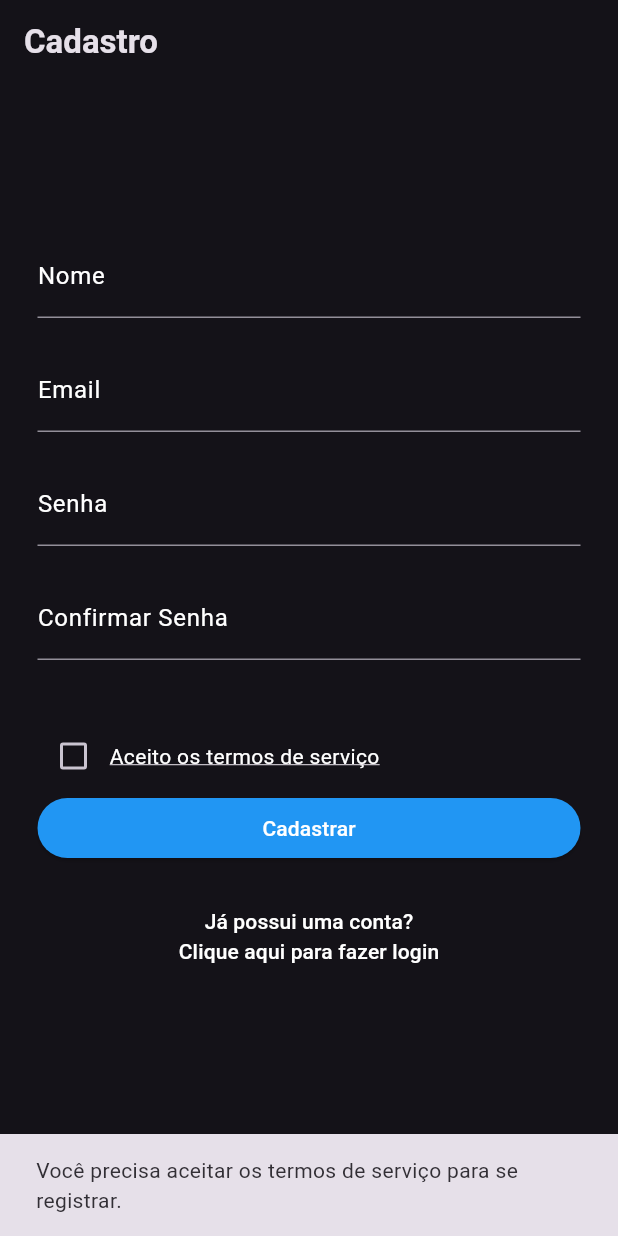
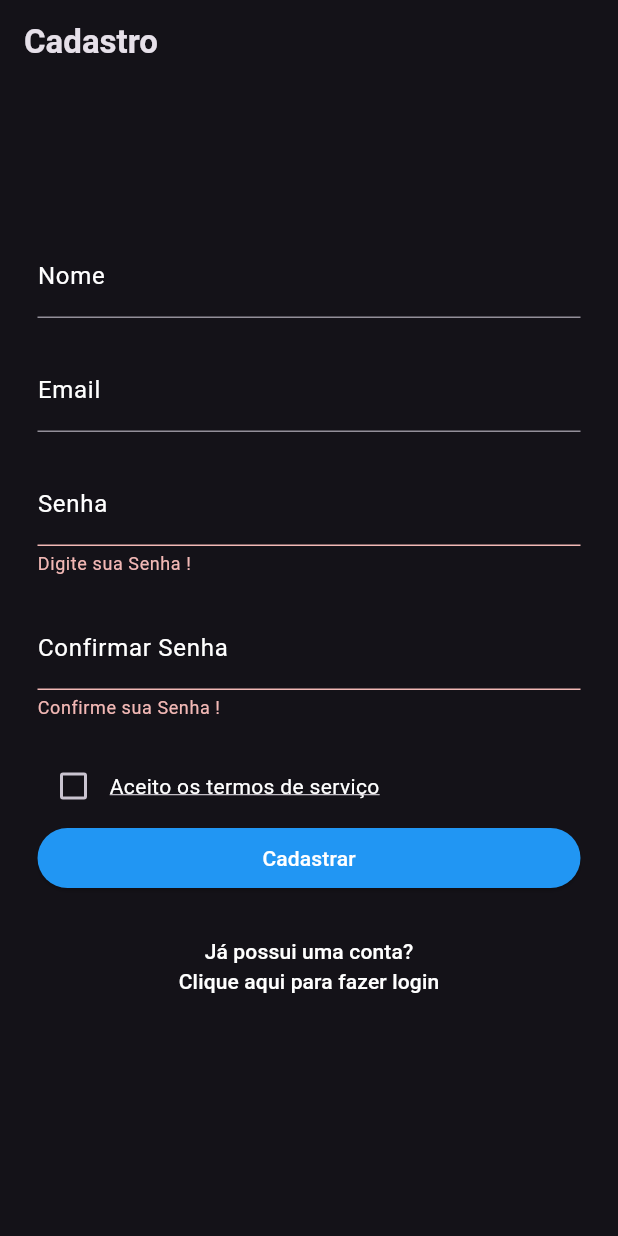
Before and after one commit to vitor-bull/projeto-flutter, a Flutter app: the RegistrationScreen screen opened by its route, after a tap on "Cadastrar", on a phone screen of 412 x 824 dp. Run offline on Flutter 3.47's test engine with Material 3 defaults, Android fonts, the phone set to English and light mode, and no system bars; our stand-ins replace speech_to_text; missing offline and left inert: word_generator.

```diff
--- a/pj01/lib/screens/registro.dart
+++ b/pj01/lib/screens/registro.dart
@@ -11,6 +11,7 @@ class RegistrationScreen extends StatefulWidget {
 }
 
 class _RegistrationScreenState extends State<RegistrationScreen> {
+  final _formKey = GlobalKey<FormState>(); // Chave para o Form
   final _nameController = TextEditingController();
   final _emailController = TextEditingController();
   final _passwordController = TextEditingController();
@@ -35,8 +36,9 @@ class _RegistrationScreenState extends State<RegistrationScreen> {
       ),
       body: SingleChildScrollView(
         child: Padding(
-          padding:
-              const EdgeInsets.symmetric(horizontal: 25.0, vertical: 100.0),
+          padding: const EdgeInsets.symmetric(horizontal: 25.0, vertical: 100.0),
+          child: Form(
+            key: _formKey, // Utilizando o Form com a chave
             child: Column(
               mainAxisAlignment: MainAxisAlignment.center,
               crossAxisAlignment: CrossAxisAlignment.stretch,
@@ -76,9 +78,17 @@ class _RegistrationScreenState extends State<RegistrationScreen> {
                     ),
                   ),
                   obscureText: true,
+                  validator: (senha) {
+                    if (senha == null || senha.isEmpty) {
+                      return "Digite sua Senha !";
+                    } else if (senha.length < 8) {
+                      return 'A senha deve ter pelo menos 8 caracteres';
+                    }
+                    return null;
+                  },
                 ),
                 const SizedBox(height: 20.0),
-              TextFormField( // Novo campo de confirmação de senha
+                TextFormField(
                   controller: _confirmPasswordController,
                   style: const TextStyle(color: Colors.white),
                   decoration: const InputDecoration(
@@ -89,8 +99,15 @@ class _RegistrationScreenState extends State<RegistrationScreen> {
                     ),
                   ),
                   obscureText: true,
+                  validator: (confirmSenha) {
+                    if (confirmSenha == null || confirmSenha.isEmpty) {
+                      return "Confirme sua Senha !";
+                    } else if (_passwordController.text != confirmSenha) {
+                      return 'As senhas não coincidem';
+                    }
+                    return null;
+                  },
                 ),
-              const SizedBox(height: 20.0),
                 const SizedBox(height: 20.0),
                 Row(
                   children: [
@@ -114,7 +131,8 @@ class _RegistrationScreenState extends State<RegistrationScreen> {
                   ],
                 ),
                 ElevatedButton(
-                onPressed: () async {
+                  onPressed: () {
+                    if (_formKey.currentState!.validate()) {
                       if (!_acceptedTerms) {
                         ScaffoldMessenger.of(context).showSnackBar(
                           SnackBar(
@@ -123,30 +141,24 @@ class _RegistrationScreenState extends State<RegistrationScreen> {
                         );
                         return;
                       }
-                  try {
-                    if (_passwordController.text !=
-                        _confirmPasswordController.text) {
-                      throw 'A senha e a confirmação de senha não coincidem';
-                    }
-                    var success = await register(
-                        _nameController.text,
-                        _emailController.text,
-                        _passwordController.text);
+                      register(_nameController.text, _emailController.text, _passwordController.text)
+                        .then((success) {
                           if (success) {
                             Navigator.pushReplacementNamed(context, '/login');
                           } else {
-                      // Handle unsuccessful registration
+                            ScaffoldMessenger.of(context).showSnackBar(
+                              SnackBar(content: Text("Falha ao se registrar, tente novamente.")),
+                            );
                           }
-                  } catch (e) {
-                    // Exibe a mensagem de erro
+                        }).catchError((e) {
                           ScaffoldMessenger.of(context).showSnackBar(
                             SnackBar(content: Text(e.toString())),
                           );
+                        });
                     }
                   },
                   style: ButtonStyle(
-                  backgroundColor:
-                      MaterialStateProperty.all<Color>(Colors.blue),
+                    backgroundColor: MaterialStateProperty.all<Color>(Colors.blue),
                   ),
                   child: const Text(
                     'Cadastrar',
@@ -159,8 +171,7 @@ class _RegistrationScreenState extends State<RegistrationScreen> {
                     Navigator.pushReplacementNamed(context, '/login');
                   },
                   style: ButtonStyle(
-                  foregroundColor:
-                      MaterialStateProperty.all<Color>(Colors.blue),
+                    foregroundColor: MaterialStateProperty.all<Color>(Colors.blue),
                   ),
                   child: const Text(
                     'Já possui uma conta?\nClique aqui para fazer login',
@@ -172,13 +183,12 @@ class _RegistrationScreenState extends State<RegistrationScreen> {
             ),
           ),
         ),
+      ),
     );
-  }
   }
 
   Future<bool> register(String name, String email, String password) async {
-  final url = Uri.parse(
-      'http://172.31.41.95:3001/users/register?apiKey=grupo8_falaAI');
+    final url = Uri.parse('http://172.28.144.1:3001/users/register?apiKey=grupo8_falaAI');
     final body = jsonEncode({'name': name, 'email': email, 'password': password});
 
     try {
@@ -208,3 +218,4 @@ Future<bool> register(String name, String email, String password) async {
       throw 'Erro ao fazer registro: $e';
     }
   }
+}
```
Also changed, not shown: 1 other file. Lines whose indentation alone changed are shown as unchanged.
